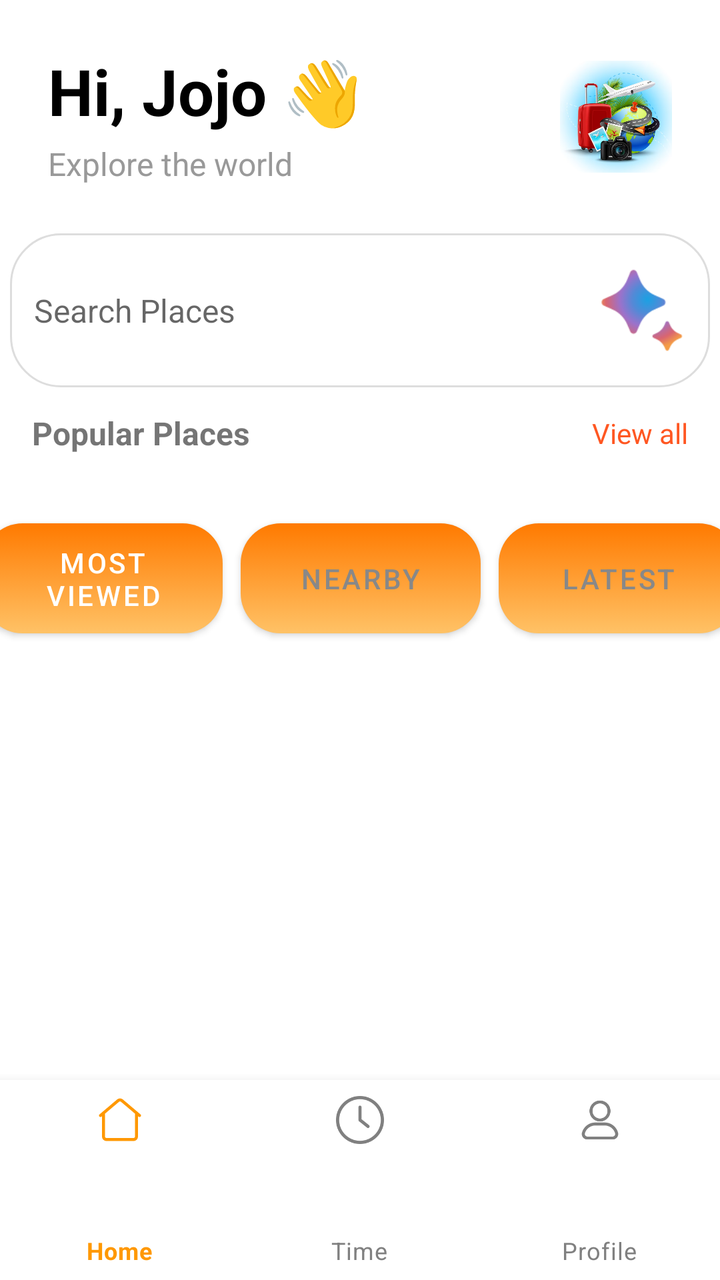
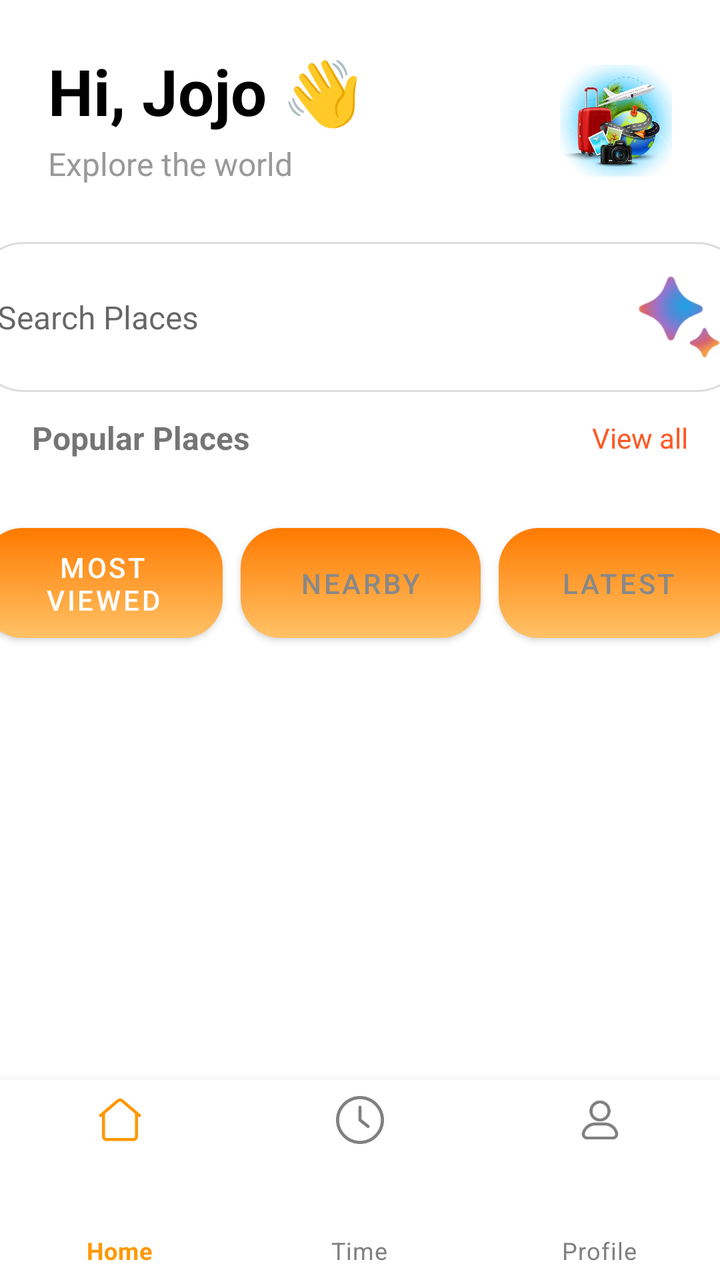

Before-and-after screenshots of an Android layout around one commit, followed by the original layout XML and the change that was made.
<!-- AndroidManifest.xml: application theme Theme.MaterialComponents.DayNight.NoActionBar -->
<!-- res/layout/homescreen.xml -->
<?xml version="1.0" encoding="utf-8"?>
<androidx.constraintlayout.widget.ConstraintLayout xmlns:android="http://schemas.android.com/apk/res/android"
    xmlns:app="http://schemas.android.com/apk/res-auto"
    xmlns:tools="http://schemas.android.com/tools"
    android:layout_width="match_parent"
    android:layout_height="match_parent"
    android:background="@android:color/white"
    tools:context=".MainActivity">

    

    

    <LinearLayout
        android:id="@+id/headerLayout"
        android:layout_width="match_parent"
        android:layout_height="wrap_content"
        android:gravity="center_vertical"
        android:orientation="horizontal"
        android:padding="24dp"
        app:layout_constraintEnd_toEndOf="parent"
        app:layout_constraintStart_toStartOf="parent"
        app:layout_constraintTop_toTopOf="parent">

        <LinearLayout
            android:layout_width="0dp"
            android:layout_height="wrap_content"
            android:layout_weight="1"
            android:orientation="vertical">

            <TextView
                android:id="@+id/tvGreeting"
                android:layout_width="wrap_content"
                android:layout_height="wrap_content"
                android:text="Hi, Jojo 👋"
                android:textColor="@android:color/black"
                android:textSize="32sp"
                android:textStyle="bold" />

            <TextView
                android:id="@+id/tvSubtitle"
                android:layout_width="wrap_content"
                android:layout_height="wrap_content"
                android:layout_marginTop="4dp"
                android:text="Explore the world"
                android:textColor="#999999"
                android:textSize="16sp" />
        </LinearLayout>

        <ImageView
            android:id="@+id/imgProfile"
            android:layout_width="56dp"
            android:layout_height="56dp"
            android:background="@drawable/circle_bg"
            android:scaleType="centerCrop"
            android:src="@drawable/vacation" />
    </LinearLayout>

    <LinearLayout
        android:id="@+id/searchBar"
        android:layout_width="350dp"
        android:layout_height="77dp"
        android:layout_marginHorizontal="16dp"
        android:background="@drawable/search_bg"
        android:gravity="center_vertical"
        android:orientation="horizontal"
        android:paddingHorizontal="12dp"
        app:layout_constraintEnd_toEndOf="parent"
        app:layout_constraintStart_toStartOf="parent"
        app:layout_constraintTop_toBottomOf="@id/headerLayout">

        <EditText
            android:id="@+id/etSearch"
            android:layout_width="325dp"
            android:layout_height="match_parent"
            android:layout_weight="1"
            android:background="@null"
            android:hint="Search Places"
            android:padding="0dp"
            android:textSize="16sp" />

        <ImageView
            android:id="@+id/imgFilter"
            android:layout_width="44dp"
            android:layout_height="match_parent"
            android:src="@drawable/ai" />
    </LinearLayout>

    
    <LinearLayout
        android:id="@+id/popularHeader"
        android:layout_width="0dp"
        android:layout_height="wrap_content"
        android:orientation="horizontal"
        android:gravity="center_vertical"
        android:paddingHorizontal="16dp"
        android:layout_marginTop="12dp"
        app:layout_constraintTop_toBottomOf="@id/searchBar"
        app:layout_constraintStart_toStartOf="parent"
        app:layout_constraintEnd_toEndOf="parent">

        <TextView
            android:layout_width="wrap_content"
            android:layout_height="wrap_content"
            android:text="Popular Places"
            android:textSize="16sp"
            android:textStyle="bold"/>

        <View
            android:layout_width="0dp"
            android:layout_height="0dp"
            android:layout_weight="1" />

        <TextView
            android:id="@+id/tvViewAll"
            android:layout_width="wrap_content"
            android:layout_height="wrap_content"
            android:text="View all"
            android:textSize="14sp"
            android:textColor="#FF5722"/>
    </LinearLayout>

    
    <LinearLayout
        android:id="@+id/tabsLayout"
        android:layout_width="454dp"
        android:layout_height="108dp"
        android:layout_marginTop="8dp"
        android:gravity="center"
        android:orientation="horizontal"
        app:layout_constraintEnd_toEndOf="parent"
        app:layout_constraintStart_toStartOf="parent"
        app:layout_constraintTop_toBottomOf="@id/popularHeader">

        <Button
            android:id="@+id/btnMostViewed"
            android:layout_width="120dp"
            android:layout_height="55dp"
            android:background="@drawable/btn_outline"
            android:backgroundTint="@null"
            app:backgroundTint="@null"
            android:text="Most Viewed"
            android:textColor="@android:color/white"/>



        <Space
            android:layout_width="1dp"
            android:layout_height="match_parent" />

        <Button
            android:id="@+id/btnNearby"
            android:layout_width="120dp"
            android:layout_height="55dp"
            android:layout_marginStart="8dp"
            android:background="@drawable/btn_outline"
            android:backgroundTint="@null"
            app:backgroundTint="@null"
            android:text="Nearby"
            android:textColor="#888888" />

        <Space
            android:layout_width="1dp"
            android:layout_height="match_parent" />

        <Button
            android:id="@+id/btnLatest"
            android:layout_width="120dp"
            android:layout_height="55dp"
            android:layout_marginStart="8dp"
            android:background="@drawable/btn_outline"
            android:backgroundTint="@null"
            app:backgroundTint="@null"
            android:text="Latest"
            android:textColor="#888888" />
    </LinearLayout>

    

    


    <androidx.recyclerview.widget.RecyclerView
        android:id="@+id/recyclerPlaces"
        android:layout_width="426dp"
        android:layout_height="410dp"
        android:padding="16dp"
        app:layout_constraintBottom_toTopOf="@id/bottomNavigation"
        app:layout_constraintEnd_toEndOf="parent"
        app:layout_constraintHorizontal_bias="0.533"
        app:layout_constraintStart_toStartOf="parent"
        app:layout_constraintTop_toBottomOf="@id/tabsLayout"
        app:layout_constraintVertical_bias="0.0" />

    
    
    <LinearLayout
        android:id="@+id/middleButtons"
        android:layout_width="0dp"
        android:layout_height="wrap_content"
        android:orientation="horizontal"
        android:gravity="center"
        android:layout_marginVertical="8dp"
        android:paddingHorizontal="16dp"
        app:layout_constraintTop_toBottomOf="@id/recyclerPlaces"
        app:layout_constraintBottom_toTopOf="@id/bottomNavigation"
        app:layout_constraintStart_toStartOf="parent"
        app:layout_constraintEnd_toEndOf="parent">

        
        <LinearLayout
            android:id="@+id/btnTravel"
            android:layout_width="0dp"
            android:layout_height="40dp"
            android:layout_weight="1"
            android:layout_marginEnd="8dp"
            android:orientation="horizontal"
            android:gravity="center_vertical"
            android:background="@drawable/btn_orange_outline"
            android:padding="10dp"
            android:clickable="true"
            android:focusable="true">

            <ImageView
                android:layout_width="36dp"
                android:layout_height="36dp"
                android:background="@drawable/bg_icon_circle"
                android:padding="8dp"
                android:src="@drawable/ic_bag" />

            <LinearLayout
                android:layout_width="0dp"
                android:layout_height="wrap_content"
                android:layout_marginStart="8dp"
                android:layout_weight="1"
                android:orientation="vertical">

                <TextView
                    android:id="@+id/txtTravelTitle"
                    android:layout_width="wrap_content"
                    android:layout_height="wrap_content"
                    android:text="Travel"
                    android:textColor="#111111"
                    android:textStyle="bold"
                    android:textSize="14sp" />

                <TextView
                    android:id="@+id/txtTravelSub"
                    android:layout_width="wrap_content"
                    android:layout_height="wrap_content"
                    android:text="from ₹2999"
                    android:textColor="#8A8A8A"
                    android:textSize="12sp" />
            </LinearLayout>


        </LinearLayout>

        
        <LinearLayout
            android:id="@+id/btnHotel"
            android:layout_width="0dp"
            android:layout_height="40dp"
            android:layout_weight="1"
            android:layout_marginStart="8dp"
            android:orientation="horizontal"
            android:gravity="center_vertical"
            android:background="@drawable/btn_orange_outline"
            android:padding="10dp"
            android:clickable="true"
            android:focusable="true">

            <ImageView
                android:layout_width="36dp"
                android:layout_height="36dp"
                android:background="@drawable/bg_icon_circle"
                android:padding="8dp"
                android:src="@drawable/ic_hotel" />

            <LinearLayout
                android:layout_width="0dp"
                android:layout_height="wrap_content"
                android:layout_marginStart="8dp"
                android:layout_weight="1"
                android:orientation="vertical">

                <TextView
                    android:id="@+id/txtHotelTitle"
                    android:layout_width="wrap_content"
                    android:layout_height="wrap_content"
                    android:text="Hotels"
                    android:textColor="#111111"
                    android:textStyle="bold"
                    android:textSize="14sp" />

                <TextView
                    android:id="@+id/txtHotelSub"
                    android:layout_width="wrap_content"
                    android:layout_height="wrap_content"
                    android:text="from ₹1999 / night"
                    android:textColor="#8A8A8A"
                    android:textSize="12sp" />
            </LinearLayout>

        </LinearLayout>
    </LinearLayout>



    <com.google.android.material.bottomnavigation.BottomNavigationView
        android:id="@+id/bottomNavigation"
        android:layout_width="match_parent"
        android:layout_height="100dp"
        app:layout_constraintBottom_toBottomOf="parent"
        app:layout_constraintStart_toStartOf="parent"
        app:layout_constraintEnd_toEndOf="parent"
        app:menu="@menu/bottom_nav_menu"
        app:labelVisibilityMode="labeled"
        android:background="?attr/colorSurface"
        app:itemIconSize="24dp"

        app:itemIconTint="@color/nav_item_color"
        app:itemTextColor="@color/nav_item_color"
        />


</androidx.constraintlayout.widget.ConstraintLayout>
<!-- resources referenced by this layout -->
<resources>
  <!-- drawable ai: png bitmap (drawable, 5810 bytes) -->
  <!-- drawable bg_icon_circle (drawable) -->
  <shape xmlns:android="http://schemas.android.com/apk/res/android">
      <solid android:color="#F3F5FF"/>
      <corners android:radius="20dp"/>
  </shape>
  <!-- drawable btn_orange_outline (drawable) -->
  <selector xmlns:android="http://schemas.android.com/apk/res/android">
      
      <item android:state_pressed="true">
          <shape android:shape="rectangle">
              <solid android:color="#1AFF7A00"/>
              <stroke android:width="2dp" android:color="#FF7A00"/>
              <corners android:radius="10dp"/>
          </shape>
      </item>
      <item>
          <shape android:shape="rectangle">
              <solid android:color="@android:color/transparent"/>
              <stroke android:width="2dp" android:color="#FF7A00"/>
              <corners android:radius="10dp"/>
          </shape>
      </item>
  </selector>
  <!-- drawable btn_outline (drawable) -->
  <?xml version="1.0" encoding="utf-8"?>
  <selector xmlns:android="http://schemas.android.com/apk/res/android">
  
      
      <item android:state_pressed="true">
          <shape android:shape="rectangle">
              <gradient
                  android:startColor="#FFA04D"
                  android:endColor="#FF7A00"
                  android:angle="90" />
              <corners android:radius="20dp" />
          </shape>
      </item>
  
      
      <item>
          <shape android:shape="rectangle">
              <gradient
                  android:startColor="#FFC266"
                  android:endColor="#FF7A00"
                  android:angle="90" />
              <corners android:radius="20dp" />
          </shape>
      </item>
  </selector>
  <!-- drawable circle_bg (drawable) -->
  <?xml version="1.0" encoding="utf-8"?>
  <shape xmlns:android="http://schemas.android.com/apk/res/android"
      android:shape="oval">
      <solid android:color="#FF9800" />
      <stroke
          android:width="2dp"
          android:color="#FFFFFF" />
      <size
          android:width="40dp"
          android:height="40dp" />
  
  </shape>
  <!-- drawable ic_bag: png bitmap (drawable, 6154 bytes) -->
  <!-- drawable ic_hotel: png bitmap (drawable, 24485 bytes) -->
  <!-- drawable search_bg (drawable) -->
  <?xml version="1.0" encoding="utf-8"?>
  <shape xmlns:android="http://schemas.android.com/apk/res/android"
      android:shape="rectangle">
  
      
      <corners android:radius="25dp" />
      <stroke
          android:width="1dp"
          android:color="#DDDDDD" />
  
      
      <padding
          android:left="8dp"
          android:top="8dp"
          android:right="8dp"
          android:bottom="8dp" />
  
  </shape>
  <!-- drawable vacation: png bitmap (drawable, 745670 bytes) -->
</resources>

<!-- the commit's change to res/layout/homescreen.xml (unified diff, before → after) -->
@@ -23,8 +23,8 @@
         app:layout_constraintTop_toTopOf="parent">
 
         <LinearLayout
-            android:layout_width="0dp"
-            android:layout_height="wrap_content"
+            android:layout_width="319dp"
+            android:layout_height="73dp"
             android:layout_weight="1"
             android:orientation="vertical">
 
@@ -58,8 +58,8 @@
 
     <LinearLayout
         android:id="@+id/searchBar"
-        android:layout_width="350dp"
-        android:layout_height="77dp"
+        android:layout_width="387dp"
+        android:layout_height="75dp"
         android:layout_marginHorizontal="16dp"
         android:background="@drawable/search_bg"
         android:gravity="center_vertical"
@@ -180,20 +180,21 @@
     
 
 
+    
+    
+
     <androidx.recyclerview.widget.RecyclerView
         android:id="@+id/recyclerPlaces"
-        android:layout_width="426dp"
-        android:layout_height="410dp"
+        android:layout_width="413dp"
+        android:layout_height="405dp"
         android:padding="16dp"
         app:layout_constraintBottom_toTopOf="@id/bottomNavigation"
         app:layout_constraintEnd_toEndOf="parent"
-        app:layout_constraintHorizontal_bias="0.533"
+        app:layout_constraintHorizontal_bias="0.0"
         app:layout_constraintStart_toStartOf="parent"
         app:layout_constraintTop_toBottomOf="@id/tabsLayout"
         app:layout_constraintVertical_bias="0.0" />
 
-    
-    
     <LinearLayout
         android:id="@+id/middleButtons"
         android:layout_width="0dp"
